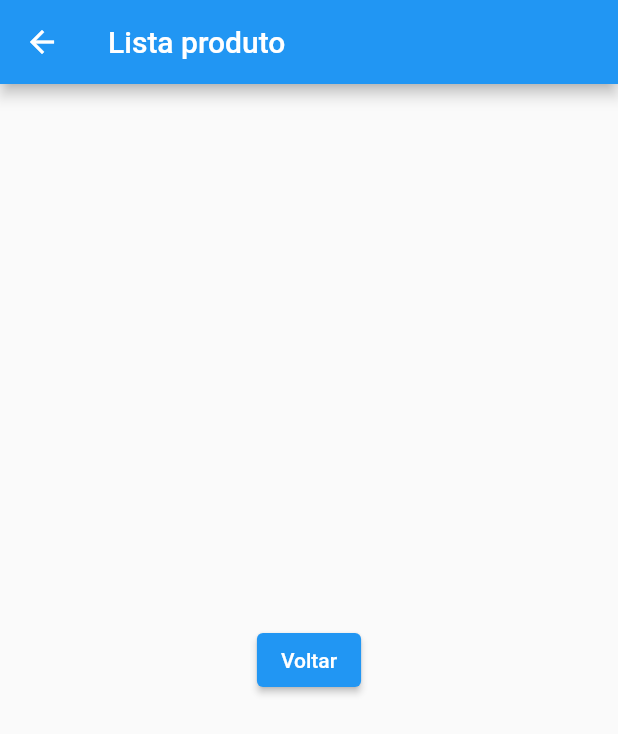
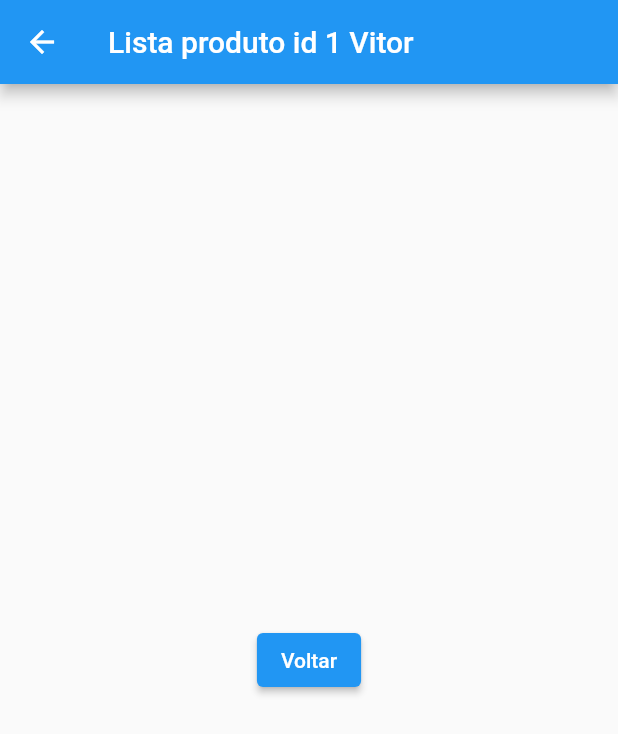
Before and after one commit to vitoriassia/flutter-modular-app-base, a Flutter app: the ProductPage screen opened by its route, after a tap on "Listar Produtos", on a phone screen of 412 x 824 dp. Shown: the top 734 px of the screen. Run offline on Flutter 3.47's test engine with Material 2 defaults, Android fonts, the phone set to English and light mode, and no system bars; our stand-ins replace flutter_modular.

Commit message:
Parametros pelas rotas

```diff
--- /dev/null
+++ b/lib/app/modules/product/model/product_model.dart
@@ -0,0 +1,5 @@
+class ProductModel {
+  String id;
+  String name;
+  ProductModel(this.id, this.name);
+}
--- a/lib/app/modules/product/product_module.dart
+++ b/lib/app/modules/product/product_module.dart
@@ -9,6 +9,6 @@ class ProductModule extends Module {
   @override
   final List<ModularRoute> routes = [
     ChildRoute('/', child: (context, args) => ProductPage()),
-    ChildRoute('/list', child: (context, args) => ListProductPage())
+    ChildRoute('/list', child: (context, args) => ListProductPage(args.data))
   ];
 }
--- a/lib/app/modules/product/ui/list_product_page.dart
+++ b/lib/app/modules/product/ui/list_product_page.dart
@@ -1,13 +1,16 @@
+import 'package:app_modular/app/modules/product/model/product_model.dart';
 import 'package:flutter/material.dart';
 import 'package:flutter_modular/flutter_modular.dart';
 
 class ListProductPage extends StatelessWidget {
+  final ProductModel productModel;
+  ListProductPage(this.productModel);
   @override
   Widget build(BuildContext context) {
     return Scaffold(
       appBar: AppBar(
           title: Text(
-        "Lista produto",
+        "Lista produto id ${productModel.id} ${productModel.name} ",
       )),
       body: Center(
         child: ElevatedButton(
--- a/lib/app/modules/product/ui/product_page.dart
+++ b/lib/app/modules/product/ui/product_page.dart
@@ -1,3 +1,4 @@
+import 'package:app_modular/app/modules/product/model/product_model.dart';
 import 'package:flutter/material.dart';
 import 'package:flutter_modular/flutter_modular.dart';
 
@@ -13,7 +14,8 @@ class ProductPage extends StatelessWidget {
         child: ElevatedButton(
           child: Text("Listar Produtos"),
           onPressed: () {
-            Modular.to.pushNamed("./list");
+            Modular.to
+                .pushNamed("./list", arguments: ProductModel('1', "Vitor"));
           },
         ),
       ),
```
